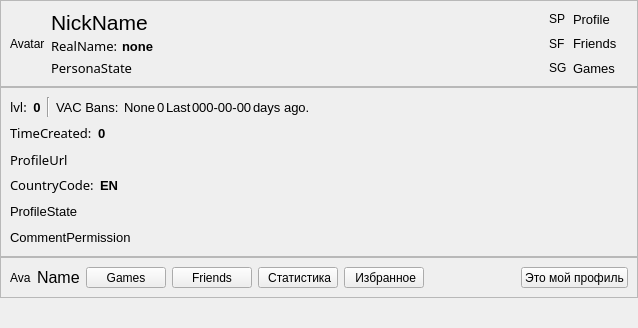
Arankir/AraSteamManager, file AraSteamManager/MainSubForms/formprofile.ui: the form before one commit.
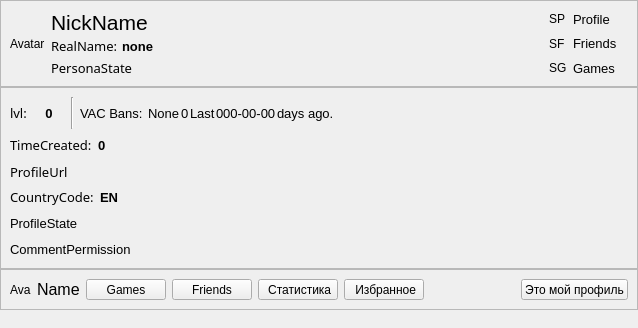
The form after the commit.

The edit to the form file:
```diff
--- a/AraSteamManager/MainSubForms/formprofile.ui
+++ b/AraSteamManager/MainSubForms/formprofile.ui
@@ -303,6 +303,18 @@
             </item>
             <item>
              <widget class="QLabel" name="LabellvlValue">
+              <property name="minimumSize">
+               <size>
+                <width>32</width>
+                <height>32</height>
+               </size>
+              </property>
+              <property name="maximumSize">
+               <size>
+                <width>32</width>
+                <height>32</height>
+               </size>
+              </property>
               <property name="font">
                <font>
                 <pointsize>10</pointsize>
```
